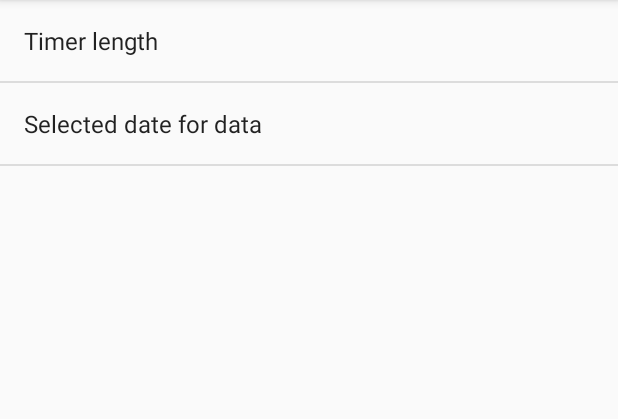
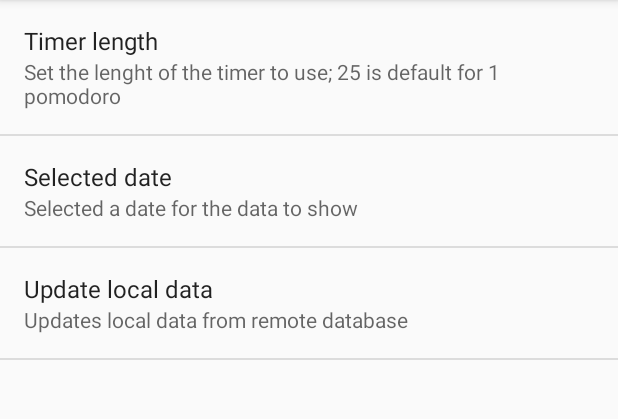
Before and after one commit to HetBenkt/OnePomodoroExercises, an Android app: the fragment SettingsFragment shown on its own in the app's theme, on a phone screen of 412 x 824 dp, the part 84-503 px from its top. Run offline under Robolectric (Android 15) with nearby library versions, the phone set to English and light mode, and no system bars.

Commit message:
Making a button available to update the database. The real update code is in the local_db branch

```diff
--- a/app/src/main/java/nl/bos/onepomodoroexercises/SettingsFragment.java
+++ b/app/src/main/java/nl/bos/onepomodoroexercises/SettingsFragment.java
@@ -1,15 +1,29 @@
 package nl.bos.onepomodoroexercises;
 
 import android.os.Bundle;
+import android.preference.Preference;
 import android.preference.PreferenceFragment;
+import android.util.Log;
 
 @SuppressWarnings("WeakerAccess")
 public class SettingsFragment extends PreferenceFragment {
+    private static final String TAG = SettingsActivity.class.getSimpleName();
+
     @Override
     public void onCreate(Bundle savedInstanceState) {
         super.onCreate(savedInstanceState);
 
         // Load the preferences from an XML resource
         addPreferencesFromResource(R.xml.preferences);
+
+        Preference updateLocalData = findPreference(getString(R.string.updateLocalData));
+        updateLocalData.setOnPreferenceClickListener(new Preference.OnPreferenceClickListener() {
+            @Override
+            public boolean onPreferenceClick(Preference preference) {
+                Log.i(TAG, "Update database!");
+                return true;
+            }
+        });
+
     }
 }
--- a/app/src/main/res/values/strings.xml
+++ b/app/src/main/res/values/strings.xml
@@ -8,4 +8,5 @@
     <string name="dayDescription">DayDescription</string>
     <string name="dayDate">DayDate</string>
     <string name="done">Done</string>
+    <string name="updateLocalData">Update local data</string>
 </resources>
--- a/app/src/main/res/xml/preferences.xml
+++ b/app/src/main/res/xml/preferences.xml
@@ -5,10 +5,15 @@
             android:selectAllOnFocus="true"
             android:singleLine="true"
             android:title="Timer length"
+            android:summary="Set the lenght of the timer to use; 25 is default for 1 pomodoro"
             android:inputType="number"
             android:key="timer_length"/>
     <nl.bos.onepomodoroexercises.preferences.DatePreference
             android:key="selected_date"
-            android:title="Selected date for data"
+            android:title="Selected date"
+            android:summary="Selected a date for the data to show"
             />
+    <Preference android:title="Update local data"
+                android:key="@string/updateLocalData"
+                android:summary="Updates local data from remote database"></Preference>
 </PreferenceScreen>
```
Also changed, not shown: 1 other file.
